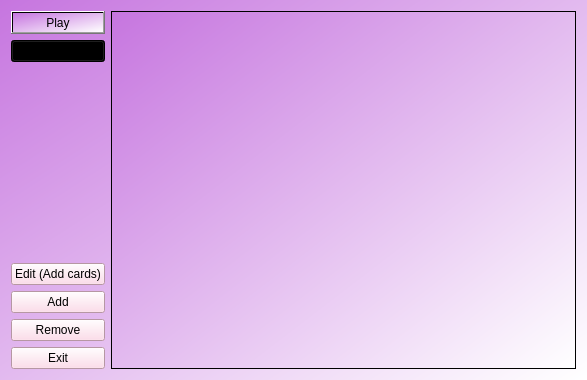
The window that ui/viewDeck.ui (mattbroadbridge/SpaceLearn) describes before a commit, drawn with Qt 5.
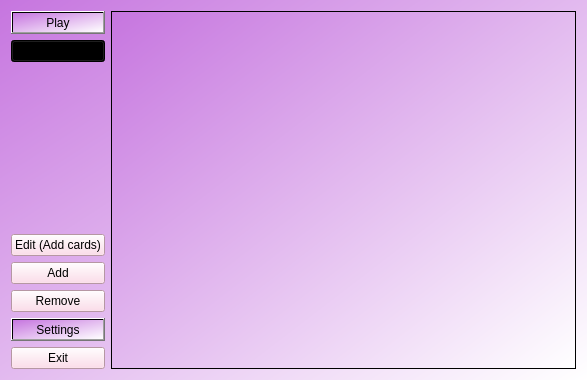
The same window after the commit.

Commit message: Implemented settings and bugfixes

Patch:
```diff
--- a/ui/viewDeck.ui
+++ b/ui/viewDeck.ui
@@ -85,6 +85,13 @@
        </property>
       </widget>
      </item>
+     <item>
+      <widget class="QPushButton" name="settingsBtn">
+       <property name="text">
+        <string>Settings</string>
+       </property>
+      </widget>
+     </item>
      <item>
       <widget class="QPushButton" name="exitBtn">
        <property name="styleSheet">
```
The commit also changes 4 other files.
